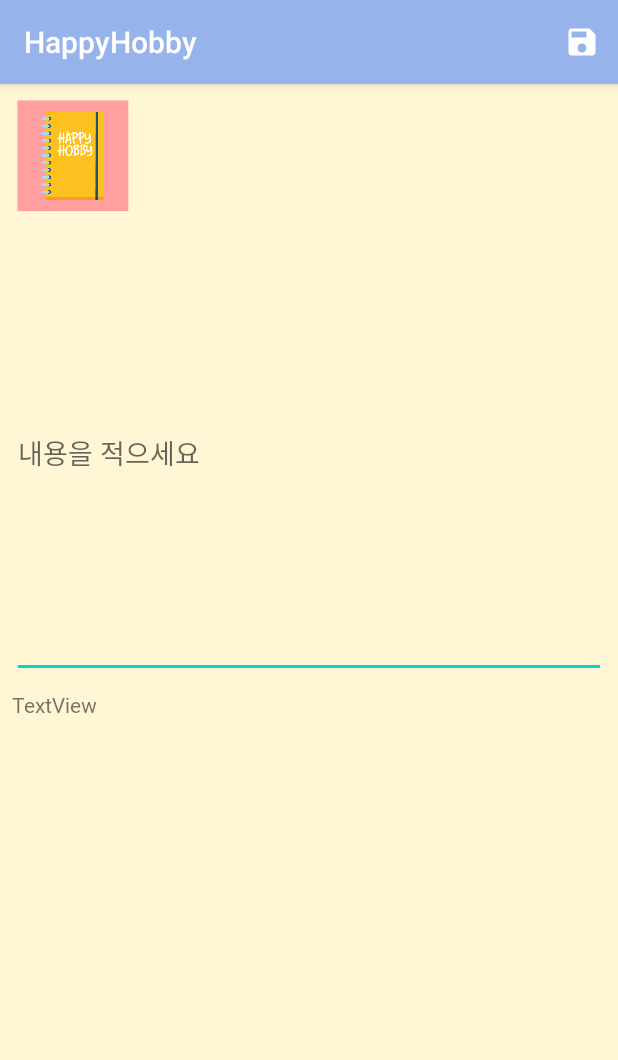
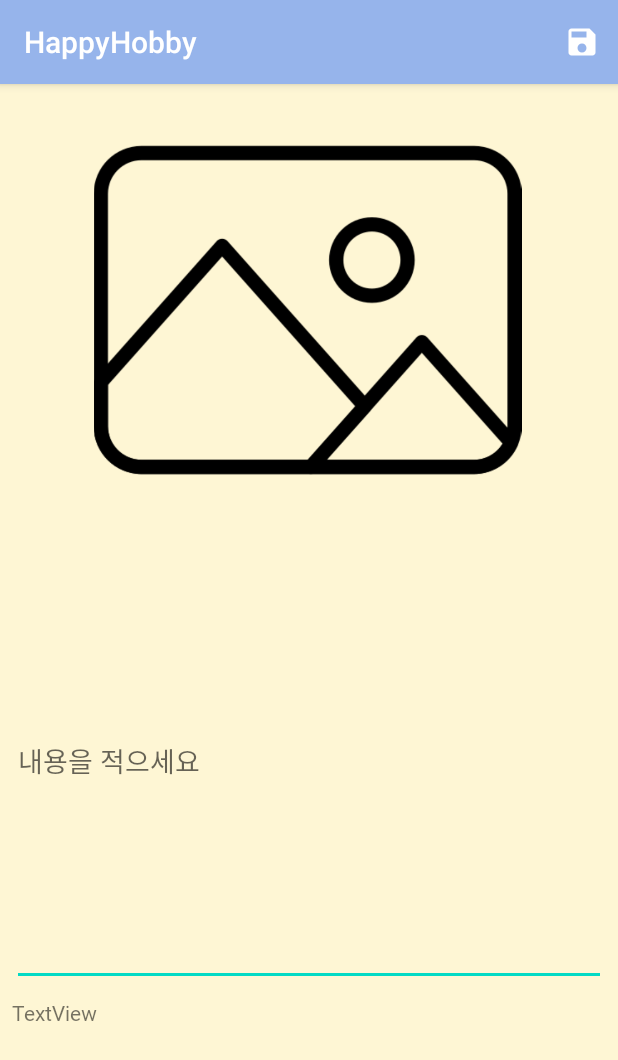
Before and after one commit to lku0716/HappyHobby, an Android app: the SaveMemoActivity screen opened directly, with no data from a screen before it, on a phone screen of 412 x 824 dp. Shown: the top 1060 px of the screen. Run offline under Robolectric (Android 15) with nearby library versions, the phone set to English and light mode, and no system bars; our stand-ins replace Room's generated code; pictures from the network do not load.

Commit message:
Happy Hobby App

```diff
--- a/app/src/main/java/com/sungkyul/happyhobby/SaveMemoActivity.java
+++ b/app/src/main/java/com/sungkyul/happyhobby/SaveMemoActivity.java
@@ -5,12 +5,15 @@ import android.app.Application;
 import android.content.Context;
 import android.content.DialogInterface;
 import android.content.Intent;
+import android.net.Uri;
 import android.os.Bundle;
 import android.util.Log;
 import android.view.Menu;
 import android.view.MenuInflater;
 import android.view.MenuItem;
+import android.view.View;
 import android.widget.EditText;
+import android.widget.ImageView;
 import android.widget.TextView;
 import android.widget.Toast;
 
@@ -24,13 +27,40 @@ public class SaveMemoActivity extends AppCompatActivity {
     private EditText description;
     private TextView result;
     private AppDatabase db;
+    private final int GET_GALLERY_IMAGE = 200;
+    private ImageView image;
 
     @Override
     protected void onCreate(Bundle savedInstanceState) {
         super.onCreate(savedInstanceState);
         setContentView(R.layout.activity_save_memo);
 
+
         initialized();
+        // 이미지 불러오기
+        image = (ImageView)findViewById(R.id.image);
+        image.setOnClickListener(new View.OnClickListener(){
+            public void onClick(View v) {
+
+                Intent intent = new Intent(Intent.ACTION_PICK);
+                intent. setDataAndType(android.provider.MediaStore.Images.Media.EXTERNAL_CONTENT_URI, "image/*");
+                startActivityForResult(intent, GET_GALLERY_IMAGE);
+            }
+        });
+    }
+
+    @Override
+    protected void onActivityResult(int requestCode, int resultCode, Intent data) {
+
+        super.onActivityResult(requestCode, resultCode, data);
+
+        if (requestCode == GET_GALLERY_IMAGE && resultCode == RESULT_OK && data != null && data.getData() != null) {
+
+            Uri selectedImageUri = data.getData();
+            image.setImageURI(selectedImageUri);
+
+        }
+
     }
 
     private void initialized() {
--- a/app/src/main/res/layout/activity_save_memo.xml
+++ b/app/src/main/res/layout/activity_save_memo.xml
@@ -10,15 +10,15 @@
 
     <ImageView
         android:id="@+id/image"
-        android:layout_width="80dp"
-        android:layout_height="80dp"
+        android:layout_width="394dp"
+        android:layout_height="285dp"
         android:layout_marginStart="8dp"
         android:layout_marginTop="8dp"
         android:layout_marginBottom="8dp"
         app:layout_constraintBottom_toTopOf="@+id/description"
         app:layout_constraintStart_toStartOf="parent"
         app:layout_constraintTop_toTopOf="parent"
-        app:srcCompat="@drawable/logo" />
+        app:srcCompat="@drawable/ic_gallery" />
 
     <EditText
         android:id="@+id/description"
--- a/app/src/main/res/layout/memorecycler_itemview.xml
+++ b/app/src/main/res/layout/memorecycler_itemview.xml
@@ -50,6 +50,6 @@
         android:id="@+id/imageView"
         android:layout_width="50dp"
         android:layout_height="50dp"
-        app:srcCompat="@mipmap/ic_launcher" />
+        app:srcCompat="@drawable/ic_gallery" />
 
 </LinearLayout>
```
Also changed, not shown: app/src/main/java/com/sungkyul/happyhobby/DetailActivity.java (+12 -1 lines), app/src/main/res/layout/activity_detail.xml (+5 -7 lines), app/src/main/res/drawable/ic_gallery.png (added).
